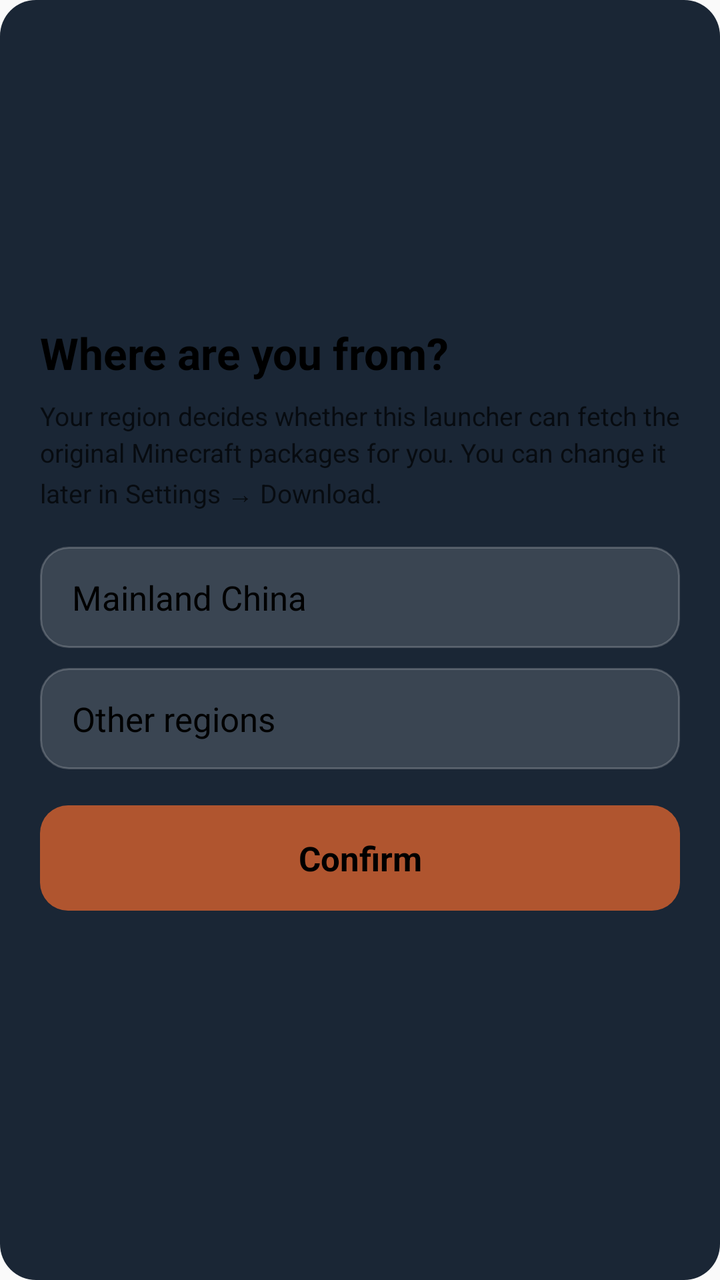
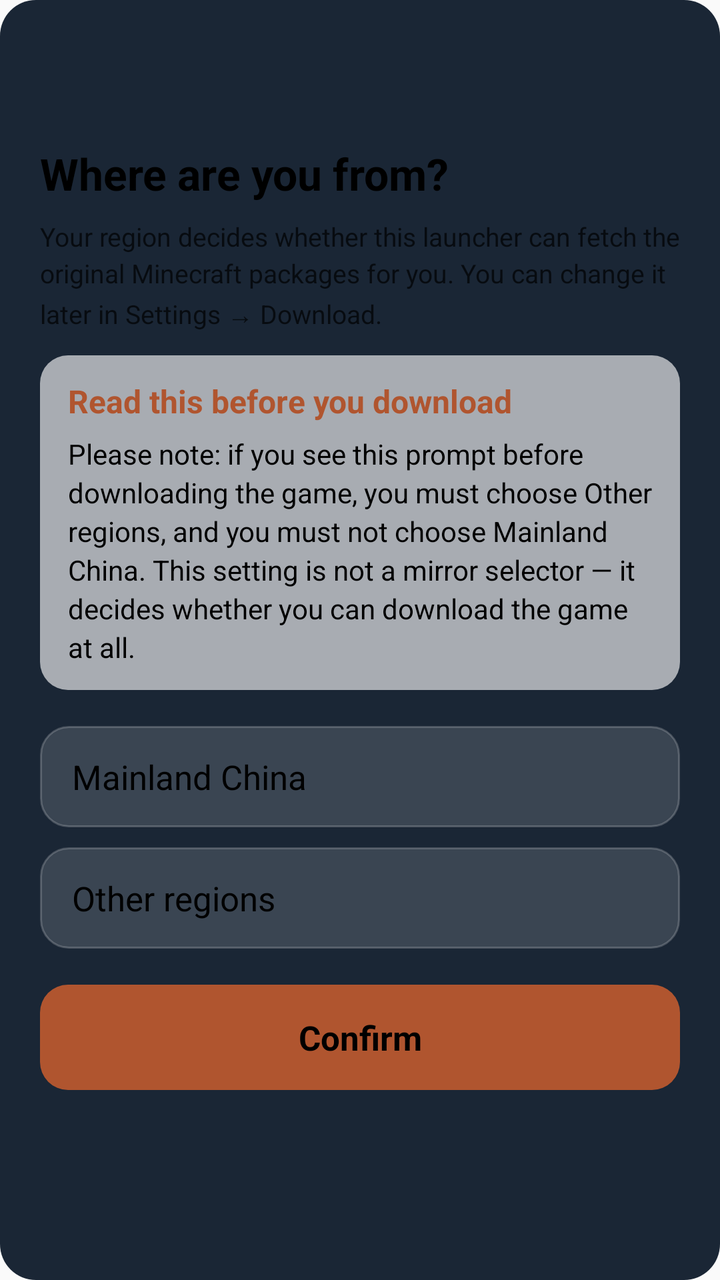

Before-and-after screenshots of an Android layout around one commit, followed by the original layout XML and the change that was made.
<!-- AndroidManifest.xml: application theme Theme.HelloMinecraftLauncherPocketEdition -->
<!-- res/layout/ui_region_gate.xml -->
<?xml version="1.0" encoding="utf-8"?>
<FrameLayout xmlns:android="http://schemas.android.com/apk/res/android"
    android:id="@+id/download_region_gate"
    android:layout_width="match_parent"
    android:layout_height="match_parent"
    android:background="@drawable/launcher_region_panel"
    android:clickable="true"
    android:focusable="true">

    <ScrollView
        android:layout_width="match_parent"
        android:layout_height="wrap_content"
        android:layout_gravity="center"
        android:scrollbars="none">

        <LinearLayout
            android:layout_width="match_parent"
            android:layout_height="wrap_content"
            android:orientation="vertical"
            android:paddingStart="20dp"
            android:paddingEnd="20dp"
            android:paddingTop="22dp"
            android:paddingBottom="18dp">

            <TextView
                android:id="@+id/region_gate_title"
                android:layout_width="wrap_content"
                android:layout_height="wrap_content"
                android:text="@string/region_gate_title"
                android:textColor="@color/colorPureBlack"
                android:textSize="22sp"
                android:textStyle="bold" />

            <TextView
                android:id="@+id/region_gate_desc"
                android:layout_width="match_parent"
                android:layout_height="wrap_content"
                android:layout_marginTop="8dp"
                android:alpha="0.7"
                android:lineSpacingExtra="3dp"
                android:text="@string/region_gate_desc"
                android:textColor="@color/colorPureBlack"
                android:textSize="@dimen/text_size_middle" />

            
            <LinearLayout
                android:id="@+id/region_gate_cn"
                android:layout_width="match_parent"
                android:layout_height="wrap_content"
                android:layout_marginTop="18dp"
                android:background="@drawable/launcher_region_option"
                android:clickable="true"
                android:focusable="true"
                android:gravity="center_vertical"
                android:orientation="horizontal"
                android:paddingStart="16dp"
                android:paddingEnd="16dp"
                android:paddingTop="14dp"
                android:paddingBottom="14dp">

                <TextView
                    android:layout_width="0dp"
                    android:layout_height="wrap_content"
                    android:layout_weight="1"
                    android:text="@string/region_gate_cn"
                    android:textColor="@color/colorPureBlack"
                    android:textSize="17sp" />

                <ImageView
                    android:id="@+id/region_gate_cn_check"
                    android:layout_width="18dp"
                    android:layout_height="18dp"
                    android:background="@drawable/ic_baseline_done_black"
                    android:visibility="invisible" />
            </LinearLayout>

            
            <LinearLayout
                android:id="@+id/region_gate_other"
                android:layout_width="match_parent"
                android:layout_height="wrap_content"
                android:layout_marginTop="10dp"
                android:background="@drawable/launcher_region_option"
                android:clickable="true"
                android:focusable="true"
                android:gravity="center_vertical"
                android:orientation="horizontal"
                android:paddingStart="16dp"
                android:paddingEnd="16dp"
                android:paddingTop="14dp"
                android:paddingBottom="14dp">

                <TextView
                    android:layout_width="0dp"
                    android:layout_height="wrap_content"
                    android:layout_weight="1"
                    android:text="@string/region_gate_other"
                    android:textColor="@color/colorPureBlack"
                    android:textSize="17sp" />

                <ImageView
                    android:id="@+id/region_gate_other_check"
                    android:layout_width="18dp"
                    android:layout_height="18dp"
                    android:background="@drawable/ic_baseline_done_black"
                    android:visibility="invisible" />
            </LinearLayout>

            
            <LinearLayout
                android:id="@+id/region_gate_warn_box"
                android:layout_width="match_parent"
                android:layout_height="wrap_content"
                android:layout_marginTop="16dp"
                android:background="@drawable/launcher_view_light_gray"
                android:orientation="vertical"
                android:paddingStart="14dp"
                android:paddingEnd="14dp"
                android:paddingTop="12dp"
                android:paddingBottom="12dp"
                android:visibility="gone">

                <TextView
                    android:id="@+id/region_gate_warn_cn"
                    android:layout_width="match_parent"
                    android:layout_height="wrap_content"
                    android:lineSpacingExtra="4dp"
                    android:text="@string/region_gate_warn_cn"
                    android:textColor="@color/colorAccent"
                    android:textSize="20sp"
                    android:textStyle="bold" />

                <TextView
                    android:id="@+id/region_gate_warn_cn_sub"
                    android:layout_width="match_parent"
                    android:layout_height="wrap_content"
                    android:layout_marginTop="6dp"
                    android:alpha="0.7"
                    android:lineSpacingExtra="3dp"
                    android:text="@string/region_gate_warn_cn_sub"
                    android:textColor="@color/colorPureBlack"
                    android:textSize="@dimen/text_size_middle" />
            </LinearLayout>

            
            <FrameLayout
                android:layout_width="match_parent"
                android:layout_height="wrap_content"
                android:layout_marginTop="18dp">

                <TextView
                    android:id="@+id/region_gate_confirm"
                    android:layout_width="match_parent"
                    android:layout_height="wrap_content"
                    android:background="@drawable/launcher_region_confirm"
                    android:clickable="true"
                    android:focusable="true"
                    android:gravity="center"
                    android:paddingTop="15dp"
                    android:paddingBottom="15dp"
                    android:text="@string/region_gate_confirm"
                    android:textColor="@color/colorPureBlack"
                    android:textSize="17sp"
                    android:textStyle="bold" />

            </FrameLayout>

            
            <TextView
                android:id="@+id/region_gate_confirm_hint"
                android:layout_width="match_parent"
                android:layout_height="wrap_content"
                android:layout_marginTop="9dp"
                android:alpha="0.6"
                android:gravity="center"
                android:textColor="@color/colorPureBlack"
                android:textSize="@dimen/text_size_middle" />

        </LinearLayout>
    </ScrollView>

</FrameLayout>
<!-- resources referenced by this layout -->
<resources>
  <color name="colorAccent">#B0552F</color>
  <color name="colorPureBlack">#000000</color>
  <dimen name="text_size_middle">13sp</dimen>
  <!-- drawable ic_baseline_done_black (drawable) -->
  <vector xmlns:android="http://schemas.android.com/apk/res/android"
      android:width="24dp"
      android:height="24dp"
      android:viewportWidth="24"
      android:viewportHeight="24">
    <path
        android:fillColor="@color/colorPureBlack"
        android:pathData="M9,16.2L4.8,12l-1.4,1.4L9,19 21,7l-1.4,-1.4L9,16.2z"/>
  </vector>
  <!-- drawable launcher_region_confirm (drawable) -->
  <?xml version="1.0" encoding="utf-8"?>
  <selector xmlns:android="http://schemas.android.com/apk/res/android">
      
      <item android:state_enabled="true" android:state_pressed="true">
          <shape android:shape="rectangle">
              <solid android:color="#D96A3C"/>
              <corners android:radius="14dp"/>
          </shape>
      </item>
      
      <item android:state_enabled="true">
          <shape android:shape="rectangle">
              <solid android:color="@color/colorAccent"/>
              <corners android:radius="14dp"/>
          </shape>
      </item>
      
      <item>
          <shape android:shape="rectangle">
              <solid android:color="#4DB0552F"/>
              <corners android:radius="14dp"/>
          </shape>
      </item>
  </selector>
  <!-- drawable launcher_region_panel (drawable) -->
  <?xml version="1.0" encoding="utf-8"?>
  <shape xmlns:android="http://schemas.android.com/apk/res/android">
      <solid android:color="#F20E1B2B"/>
      <corners android:radius="18dp"/>
  </shape>
  <!-- drawable launcher_view_light_gray (drawable) -->
  <?xml version="1.0" encoding="utf-8"?>
  <shape xmlns:android="http://schemas.android.com/apk/res/android">
  
      <corners
          android:topLeftRadius="14dp"
          android:topRightRadius="14dp"
          android:bottomLeftRadius="14dp"
          android:bottomRightRadius="14dp"/>
  
      <solid
          android:color="@color/qcl_panel_gray_alt" />
  
  </shape>
  <string name="region_gate_cn">Mainland China</string>
  <string name="region_gate_confirm">Confirm</string>
  <string name="region_gate_desc">Your region decides whether this launcher can fetch the original Minecraft packages for you. You can change it later in Settings → Download.</string>
  <string name="region_gate_other">Other regions</string>
  <string name="region_gate_title">Where are you from?</string>
  <string name="region_gate_warn_cn">Mainland China users cannot download the original Minecraft here.</string>
  <string name="region_gate_warn_cn_sub">The launcher will not fetch Minecraft files from official channels. You can still start locally installed games.</string>
  <color name="qcl_panel_gray_alt">#9EFFFFFF</color>
  <color name="colorPrimary">#B0552F</color>
  <!-- unchanged entries left out for length: 2 -->
</resources>

<!-- the commit's change to res/layout/ui_region_gate.xml (unified diff, before → after) -->
@@ -41,6 +41,39 @@
                 android:text="@string/region_gate_desc"
                 android:textColor="@color/colorPureBlack"
                 android:textSize="@dimen/text_size_middle" />
+
+            
+            <LinearLayout
+                android:id="@+id/region_gate_must_read_box"
+                android:layout_width="match_parent"
+                android:layout_height="wrap_content"
+                android:layout_marginTop="12dp"
+                android:background="@drawable/launcher_view_light_gray"
+                android:orientation="vertical"
+                android:paddingStart="14dp"
+                android:paddingEnd="14dp"
+                android:paddingTop="12dp"
+                android:paddingBottom="12dp">
+
+                <TextView
+                    android:id="@+id/region_gate_must_read_title"
+                    android:layout_width="match_parent"
+                    android:layout_height="wrap_content"
+                    android:text="@string/region_gate_must_read_title"
+                    android:textColor="@color/colorAccent"
+                    android:textSize="16sp"
+                    android:textStyle="bold" />
+
+                <TextView
+                    android:id="@+id/region_gate_must_read"
+                    android:layout_width="match_parent"
+                    android:layout_height="wrap_content"
+                    android:layout_marginTop="6dp"
+                    android:lineSpacingExtra="3dp"
+                    android:text="@string/region_gate_must_read"
+                    android:textColor="@color/colorPureBlack"
+                    android:textSize="14sp" />
+            </LinearLayout>
 
             
             <LinearLayout
<!-- resource entries referenced after the edit -->
@@ -61,6 +61,8 @@
   <string name="region_gate_cn">Mainland China</string>
   <string name="region_gate_confirm">Confirm</string>
   <string name="region_gate_desc">Your region decides whether this launcher can fetch the original Minecraft packages for you. You can change it later in Settings → Download.</string>
+  <string name="region_gate_must_read">Please note: if you see this prompt before downloading the game, you must choose Other regions, and you must not choose Mainland China. This setting is not a mirror selector — it decides whether you can download the game at all.</string>
+  <string name="region_gate_must_read_title">Read this before you download</string>
   <string name="region_gate_other">Other regions</string>
   <string name="region_gate_title">Where are you from?</string>
   <string name="region_gate_warn_cn">Mainland China users cannot download the original Minecraft here.</string>
